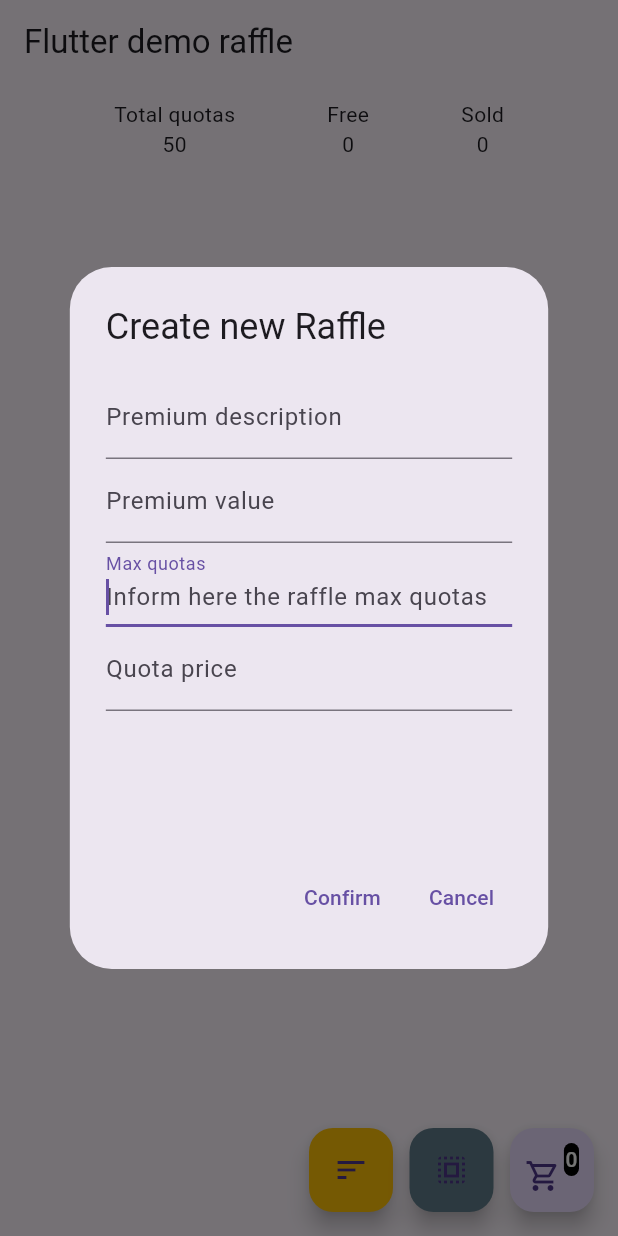
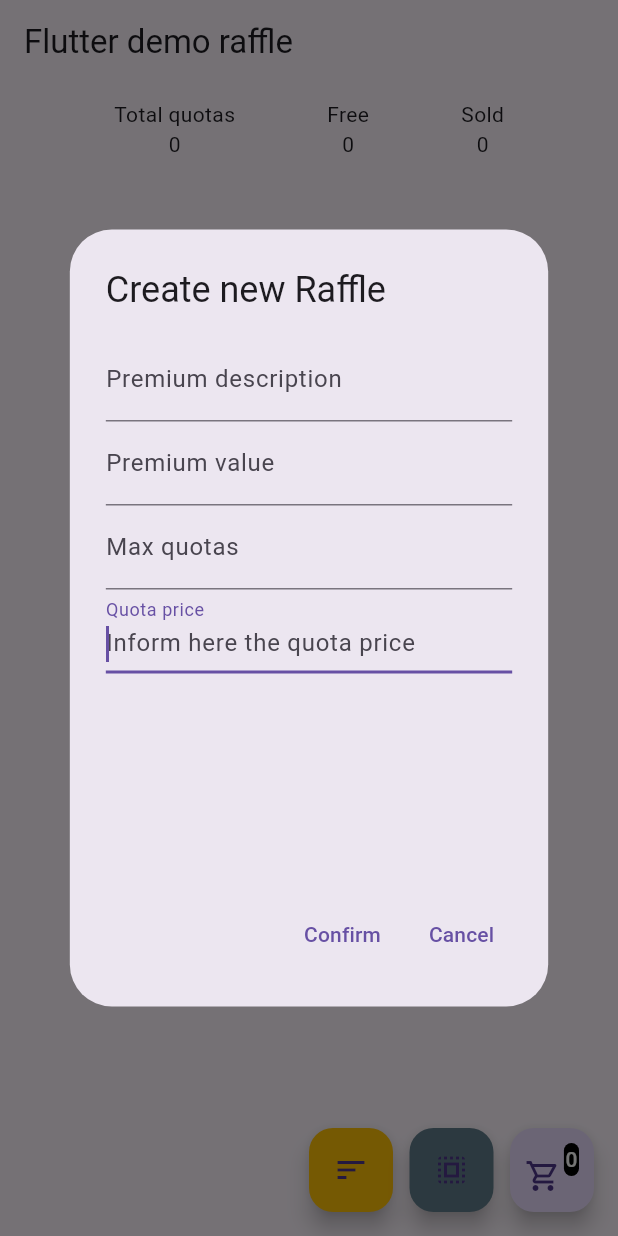
Before and after one commit to wandersonjs/raffle_local, a Flutter app: the screen it shows after launch, after a tap on the "fiber new" icon, on a phone screen of 412 x 824 dp. Run offline on Flutter 3.47's test engine with Material 3 defaults, Android fonts, the phone set to English and light mode, and no system bars; our stand-ins replace mvc_pattern, shared_preferences; missing offline and left inert: shared_preferences_web.

Commit message:
Atualizado código

```diff
--- a/lib/main.dart
+++ b/lib/main.dart
@@ -2,10 +2,12 @@ import 'package:flutter/material.dart';
 import 'src/pages/home_page.dart';
 
 void main() {
-  runApp(MyApp());
+  runApp(const MyApp());
 }
 
 class MyApp extends StatelessWidget {
+  const MyApp({super.key});
+
   @override
   Widget build(BuildContext context) {
     return MaterialApp(
@@ -13,7 +15,7 @@ class MyApp extends StatelessWidget {
       theme: ThemeData(
         primarySwatch: Colors.blue,
       ),
-      home: MyHomePage(title: 'Flutter demo raffle'),
+      home: const MyHomePage(title: 'Flutter demo raffle'),
     );
   }
 }
--- a/lib/src/controllers/raffle_controller.dart
+++ b/lib/src/controllers/raffle_controller.dart
@@ -37,12 +37,12 @@ class RaffleController extends ControllerMVC {
       context: context,
       builder: (context) {
         return AlertDialog(
-          title: Text(
+          title: const Text(
             "Create new Raffle",
           ),
           content: Form(
             child: SizedBox(
-              height: 300,
+              height: 350,
               child: Column(
                 children: [
                   TextFormField(
@@ -51,7 +51,7 @@ class RaffleController extends ControllerMVC {
                         raffleDetails.premiumDescription = value;
                       });
                     },
-                    decoration: InputDecoration(
+                    decoration: const InputDecoration(
                       labelText: "Premium description",
                       hintText: "Insert here the permium description",
                     ),
@@ -62,8 +62,8 @@ class RaffleController extends ControllerMVC {
                         raffleDetails.premiumValue = double.parse(value);
                       });
                     },
-                    keyboardType: TextInputType.numberWithOptions(),
-                    decoration: InputDecoration(
+                    keyboardType: const TextInputType.numberWithOptions(),
+                    decoration: const InputDecoration(
                       labelText: "Premium value",
                       hintText: "Insert here the premium value",
                     ),
@@ -74,8 +74,8 @@ class RaffleController extends ControllerMVC {
                         raffleDetails.max = int.parse(value);
                       });
                     },
-                    keyboardType: TextInputType.numberWithOptions(),
-                    decoration: InputDecoration(
+                    keyboardType: const TextInputType.numberWithOptions(),
+                    decoration: const InputDecoration(
                       labelText: "Max quotas",
                       hintText: "Inform here the raffle max quotas",
                     ),
@@ -86,8 +86,8 @@ class RaffleController extends ControllerMVC {
                         raffleDetails.quotaValue = double.parse(value);
                       });
                     },
-                    keyboardType: TextInputType.numberWithOptions(),
-                    decoration: InputDecoration(
+                    keyboardType: const TextInputType.numberWithOptions(),
+                    decoration: const InputDecoration(
                       labelText: "Quota price",
                       hintText: "Inform here the quota price",
                     ),
@@ -122,13 +122,13 @@ class RaffleController extends ControllerMVC {
                   Navigator.of(context).pop();
                 });
               },
-              child: Text("Confirm"),
+              child: const Text("Confirm"),
             ),
             TextButton(
               onPressed: () {
                 Navigator.of(context).pop();
               },
-              child: Text("Cancel"),
+              child: const Text("Cancel"),
             )
           ],
         );
@@ -168,9 +168,9 @@ class RaffleController extends ControllerMVC {
     //Verifies if the shared preferences contains de the key raffleDetails, if so, retrieve it and pass back to the system.
     if (prefs.containsKey('raffleDetails')) {
       var getDetails = prefs.getString('raffleDetails');
-      RaffleDetails _details = RaffleDetails.fromJson(jsonDecode(getDetails!));
+      RaffleDetails details = RaffleDetails.fromJson(jsonDecode(getDetails!));
       setState(() {
-        raffleDetails = _details;
+        raffleDetails = details;
       });
     }
 
@@ -209,11 +209,11 @@ class RaffleController extends ControllerMVC {
 
   //Select all remaining numbers to sell
   void sellAllRaffleNumbers() {
-    raffleNums.forEach((num) {
+    for (var num in raffleNums) {
       raffleSellingNums.add(num);
       total += raffleDetails.quotaValue;
       setState(() {});
-    });
+    }
     setState(() {
       raffleNums.clear();
     });
@@ -221,10 +221,10 @@ class RaffleController extends ControllerMVC {
 
   //Confirms the selling
   void confirmSelling() {
-    raffleSellingNums.forEach((num) {
+    for (var num in raffleSellingNums) {
       num.buyer = _buyer;
       raffleSoldNums.add(num);
-    });
+    }
     freeNums = raffleNums.length - raffleSellingNums.length;
     setState(() {});
     clearValues();
@@ -465,9 +465,9 @@ class RaffleController extends ControllerMVC {
       context: context,
       builder: (context) {
         return AlertDialog(
-          title: Row(
+          title: const Row(
             mainAxisAlignment: MainAxisAlignment.center,
-            children: const  [
+            children: [
               Text(
                 "Earnings",
               ),
@@ -484,7 +484,7 @@ class RaffleController extends ControllerMVC {
                     const Text("Premium value"),
                     Text(
                       "\$ ${raffleDetails.premiumValue}",
-                      style: TextStyle(color: Colors.green),
+                      style: const TextStyle(color: Colors.green),
                     ),
                   ],
                 ),
@@ -494,7 +494,7 @@ class RaffleController extends ControllerMVC {
                     const Text("Sold"),
                     Text(
                       "\$ $total",
-                      style: TextStyle(color: Colors.green),
+                      style: const TextStyle(color: Colors.green),
                     ),
                   ],
                 ),
@@ -620,7 +620,9 @@ class RaffleController extends ControllerMVC {
                           _buyer = value;
                         });
                       },
-                      decoration: const InputDecoration(),
+                      decoration: const InputDecoration(
+                        label: Text('Buyer name'),
+                      ),
                       validator: (value) {
                         if (value!.isEmpty) {
                           return "Please inform the buyer";
--- a/lib/src/models/raffle_details.dart
+++ b/lib/src/models/raffle_details.dart
@@ -2,7 +2,7 @@ class RaffleDetails {
   late String premiumDescription = "";
   late double premiumValue = 0.0;
   late double quotaValue = 0.0;
-  late int max = 50;
+  late int max = 0;
 
   RaffleDetails();
 
--- a/lib/src/pages/home_page.dart
+++ b/lib/src/pages/home_page.dart
@@ -3,7 +3,7 @@ import 'package:mvc_pattern/mvc_pattern.dart';
 import 'package:raffle_local/src/controllers/raffle_controller.dart';
 
 class MyHomePage extends StatefulWidget {
-  MyHomePage({Key? key, required this.title}) : super(key: key);
+  const MyHomePage({Key? key, required this.title}) : super(key: key);
 
   final String title;
 
@@ -12,7 +12,7 @@ class MyHomePage extends StatefulWidget {
 }
 
 class _MyHomePageState extends StateMVC<MyHomePage> {
-  RaffleController _raffleController = new RaffleController();
+  RaffleController _raffleController = RaffleController();
 
   _MyHomePageState() : super(RaffleController()) {
     _raffleController = controller as RaffleController;
@@ -43,7 +43,7 @@ class _MyHomePageState extends StateMVC<MyHomePage> {
           _raffleController.raffleDetails.premiumDescription.isNotEmpty
               ? IconButton(
                   onPressed: () => _raffleController.showRaffleDetails(context),
-                  icon: Icon(
+                  icon: const Icon(
                     Icons.info_outline,
                   ),
                 )
@@ -51,7 +51,7 @@ class _MyHomePageState extends StateMVC<MyHomePage> {
           _raffleController.raffleSoldNums.isNotEmpty
               ? IconButton(
                   onPressed: () => _raffleController.getEarnigs(context),
-                  icon: Icon(
+                  icon: const Icon(
                     Icons.monetization_on_outlined,
                   ),
                 )
@@ -59,7 +59,7 @@ class _MyHomePageState extends StateMVC<MyHomePage> {
         ],
       ),
       body: _raffleController.loadingRaffleNums
-          ? Center(
+          ? const Center(
               child: Column(
                 mainAxisAlignment: MainAxisAlignment.center,
                 children: [
@@ -78,19 +78,19 @@ class _MyHomePageState extends StateMVC<MyHomePage> {
                     Stack(
                       children: [
                         Container(
-                          margin: EdgeInsets.only(top: 10),
+                          margin: const EdgeInsets.only(top: 10),
                           width: 260,
                           child: Row(
                             mainAxisAlignment: MainAxisAlignment.spaceBetween,
                             children: [
                               Column(
                                 children: [
-                                  Text("Total quotas"),
+                                  const Text("Total quotas"),
                                   Text(_raffleController.raffleDetails.max
                                       .toString()),
                                 ],
                               ),
-                              _raffleController.raffleSoldNums.length > 0
+                              _raffleController.raffleSoldNums.isNotEmpty
                                   ? TextButton(
                                       child: Column(
                                         children: [
@@ -119,14 +119,14 @@ class _MyHomePageState extends StateMVC<MyHomePage> {
                                     )
                                   : Column(
                                       children: [
-                                        Text('Free'),
+                                        const Text('Free'),
                                         Text(
                                           _raffleController.raffleNums.length
                                               .toString(),
                                         ),
                                       ],
                                     ),
-                              _raffleController.raffleSoldNums.length > 0
+                              _raffleController.raffleSoldNums.isNotEmpty
                                   ? TextButton(
                                       child: Column(
                                         children: [
@@ -156,7 +156,7 @@ class _MyHomePageState extends StateMVC<MyHomePage> {
                                     )
                                   : Column(
                                       children: [
-                                        Text('Sold'),
+                                        const Text('Sold'),
                                         Text(
                                           _raffleController
                                               .raffleSoldNums.length
@@ -172,8 +172,8 @@ class _MyHomePageState extends StateMVC<MyHomePage> {
                     _raffleController.raffleNums.isNotEmpty &&
                             _raffleController.selling
                         ? Container(
-                            margin: EdgeInsets.only(top: 10),
-                            child: Row(
+                            margin: const EdgeInsets.only(top: 10),
+                            child: const Row(
                               mainAxisAlignment: MainAxisAlignment.center,
                               children: [
                                 Text("Select one of the numbers below"),
@@ -187,7 +187,7 @@ class _MyHomePageState extends StateMVC<MyHomePage> {
                         ? Container(
                             height: height,
                             alignment: Alignment.center,
-                            child: Column(
+                            child: const Column(
                               mainAxisAlignment: MainAxisAlignment.center,
                               children: [
                                 Text(
@@ -216,16 +216,16 @@ class _MyHomePageState extends StateMVC<MyHomePage> {
                                 child: Column(
                                   mainAxisAlignment: MainAxisAlignment.center,
                                   children: [
-                                    Text(
+                                    const Text(
                                       "Please crete a new raffle!",
                                     ),
-                                    SizedBox(
+                                    const SizedBox(
                                       height: 20,
                                     ),
                                     IconButton(
                                       onPressed: () => _raffleController
                                           .createRaffle(context),
-                                      icon: Icon(
+                                      icon: const Icon(
                                         Icons.fiber_new,
                                         size: 50,
                                         color: Colors.green,
@@ -235,7 +235,7 @@ class _MyHomePageState extends StateMVC<MyHomePage> {
                                 ),
                               )
                             : Container(
-                                margin: EdgeInsets.only(top: 20),
+                                margin: const EdgeInsets.only(top: 20),
                                 height: height,
                                 width: width,
                                 child: GridView.builder(
@@ -269,7 +269,7 @@ class _MyHomePageState extends StateMVC<MyHomePage> {
                                                         .raffleSoldNums[index]
                                                         .number
                                                         .toString(),
-                                                    style: TextStyle(
+                                                    style: const TextStyle(
                                                         color: Colors.white,
                                                         fontWeight:
                                                             FontWeight.w600),
@@ -279,7 +279,7 @@ class _MyHomePageState extends StateMVC<MyHomePage> {
                                                         .raffleNums[index]
                                                         .number
                                                         .toString(),
-                                                    style: TextStyle(
+                                                    style: const TextStyle(
                                                         color: Colors.white,
                                                         fontWeight:
                                                             FontWeight.w600),
@@ -315,11 +315,11 @@ class _MyHomePageState extends StateMVC<MyHomePage> {
                   _raffleController.raffle(context);
                 },
                 tooltip: 'Sort',
-                child: Icon(
+                child: const Icon(
                   Icons.sort,
                 ),
               ),
-              SizedBox(
+              const SizedBox(
                 width: 11,
               ),
               FloatingActionButton(
@@ -328,9 +328,9 @@ class _MyHomePageState extends StateMVC<MyHomePage> {
                   _raffleController.sellAllRaffleNumbers();
                 },
                 tooltip: 'Sell all numbers',
-                child: Icon(Icons.select_all),
+                child: const Icon(Icons.select_all),
               ),
-              SizedBox(
+              const SizedBox(
                 width: 11,
               ),
               FloatingActionButton(
@@ -340,7 +340,7 @@ class _MyHomePageState extends StateMVC<MyHomePage> {
                 tooltip: 'Confirm selling',
                 child: Stack(
                   children: [
-                    Positioned(
+                    const Positioned(
                       top: 20,
                       left: 10,
                       child: Icon(
@@ -351,14 +351,14 @@ class _MyHomePageState extends StateMVC<MyHomePage> {
                       top: 10,
                       right: 10,
                       child: Container(
-                        padding: EdgeInsets.all(1),
+                        padding: const EdgeInsets.all(1),
                         decoration: BoxDecoration(
                           color: Colors.black,
                           borderRadius: BorderRadius.circular(10),
                         ),
                         child: Text(
                           "${_raffleController.raffleSellingNums.length}",
-                          style: TextStyle(color: Colors.white),
+                          style: const TextStyle(color: Colors.white),
                         ),
                       ),
                     )
```
Also changed, not shown: lib/src/models/raffle_num.dart (+4 -4 lines), pubspec.lock, 4 other files.
